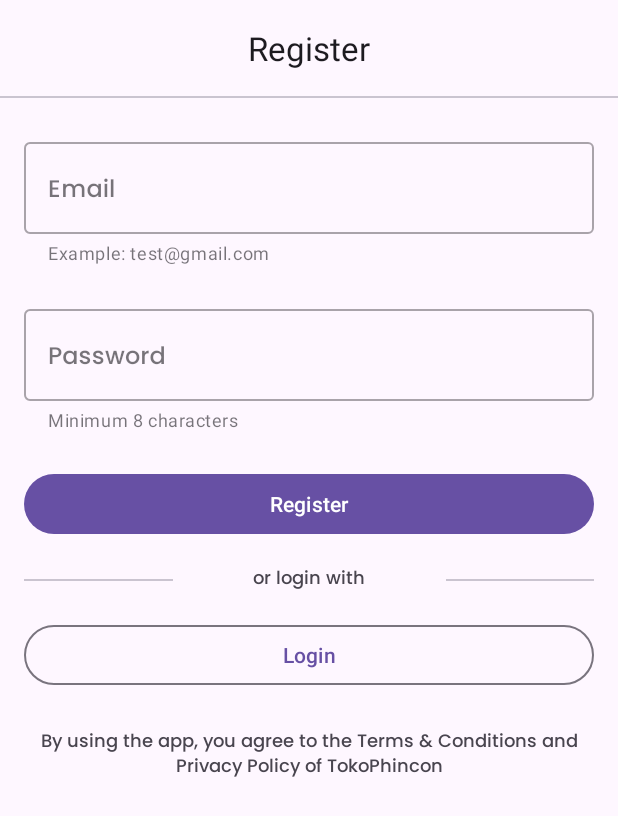
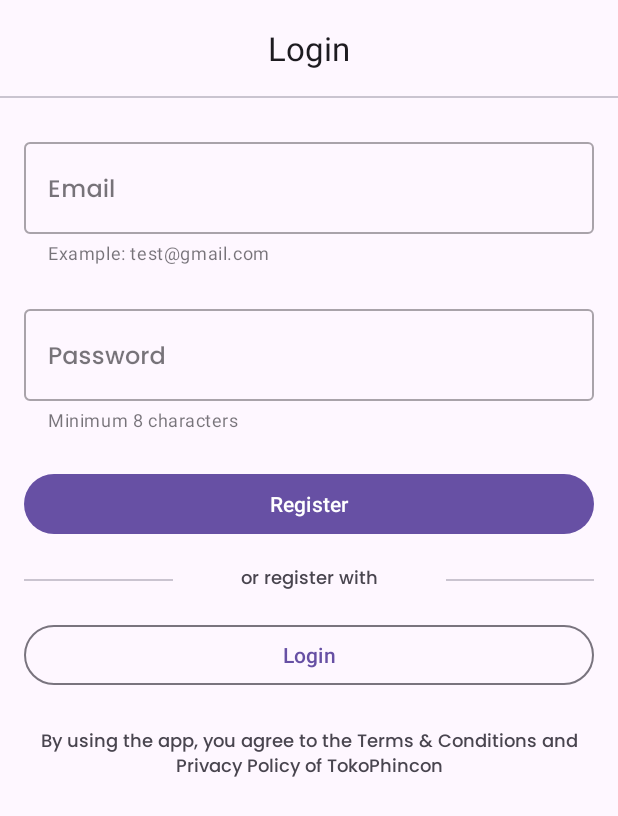
Before and after one commit to varisrizqi/toko-paerbe, an Android app: the RegisterFragment screen opened through its navigation route, on a phone screen of 412 x 824 dp. Shown: the top 816 px of the screen. Run offline under Robolectric (Android 15) with nearby library versions, the phone set to English and light mode, and no system bars; libraries missing offline, so code that uses them is left out: com.chuckerteam.chucker; 13 statements that could not run were skipped.

Commit message:
fix prelogin

```diff
--- a/app/src/main/java/com/tipiz/toko_paerbe/ui/bottomnav/home/HomeFragment.kt
+++ b/app/src/main/java/com/tipiz/toko_paerbe/ui/bottomnav/home/HomeFragment.kt
@@ -12,6 +12,8 @@ class HomeFragment :
     override val viewModel: HomeViewModel by viewModel()
 
     override fun initView() {
+
+        binding.btnLogout.text = getString(R.string.logout)
         binding.btnLogout.setOnClickListener {
             viewModel.clearSession()
             activity?.supportFragmentManager?.findFragmentById(R.id.container_main_nav_host)
--- a/app/src/main/java/com/tipiz/toko_paerbe/ui/prelogin/register/RegisterFragment.kt
+++ b/app/src/main/java/com/tipiz/toko_paerbe/ui/prelogin/register/RegisterFragment.kt
@@ -25,9 +25,21 @@ class RegisterFragment :
 
     override fun initView() {
         register()
+        setText()
 
         binding.btnLogin.setOnClickListener {
             findNavController().navigate(R.id.action_registerFragment_to_loginFragment)
+        }
+    }
+
+    private fun setText() {
+        with(binding){
+            inputEmail.hint = getString(R.string.email)
+            inputPassword.hint = getString(R.string.password)
+            btnRegister.text = getString(R.string.register)
+            btnLogin.text = getString(R.string.login)
+            tvRegisterOr.text = getString(R.string.or_register_with)
+            toolbar.title = getString(R.string.login)
         }
     }
 
--- a/app/src/main/java/com/tipiz/toko_paerbe/ui/utils/Constant.kt
+++ b/app/src/main/java/com/tipiz/toko_paerbe/ui/utils/Constant.kt
@@ -9,7 +9,6 @@ import java.util.Base64
 object Constant {
 
     //SplashScreen Fragment
-    const val SKIP_KEY = "skip"
     const val ANIMATION_DELAY = 1000L
     const val ANIMATION_START = 0f
     const val RED_ROTATION = 25f
@@ -20,8 +19,11 @@ object Constant {
     const val YELLOW_TRANSLATION_Y = -90f
     const val GREEN_TRANSLATION_Y = -170f
 
+    //profile fragment
     const val CAMERA_PERMISSION_CODE = 111
     const val GALLERY_PERMISSION_CODE = 151
+
+
     const val extra_detail ="extra_detail"
 
 
--- a/app/src/main/res/layout/fragment_home.xml
+++ b/app/src/main/res/layout/fragment_home.xml
@@ -10,7 +10,7 @@
         android:id="@+id/btn_logout"
         android:layout_width="wrap_content"
         android:layout_height="wrap_content"
-        android:text="Logout"
+        tools:text="@string/logout"
         app:layout_constraintStart_toStartOf="parent"
         app:layout_constraintEnd_toEndOf="parent"
         app:layout_constraintTop_toTopOf="parent"
--- a/app/src/main/res/layout/fragment_profile.xml
+++ b/app/src/main/res/layout/fragment_profile.xml
@@ -13,11 +13,11 @@
         android:background="?android:attr/windowBackground"
         android:fontFamily="@font/poppins_medium"
         app:layout_constraintEnd_toEndOf="parent"
-
         app:layout_constraintStart_toStartOf="parent"
         app:layout_constraintTop_toTopOf="parent">
 
         <com.google.android.material.appbar.MaterialToolbar
+            android:id="@+id/toolbar"
             android:layout_width="match_parent"
             android:layout_height="wrap_content"
             android:fontFamily="@font/poppins_medium"
@@ -64,7 +64,7 @@
                 android:layout_marginStart="16dp"
                 android:layout_marginTop="32dp"
                 android:layout_marginEnd="16dp"
-                android:hint="@string/name"
+                tools:hint="@string/name"
                 app:layout_constraintEnd_toEndOf="parent"
                 app:layout_constraintStart_toStartOf="parent"
                 app:layout_constraintTop_toBottomOf="@id/img_profil">
@@ -83,7 +83,7 @@
                 android:layout_marginHorizontal="16dp"
                 android:layout_marginTop="24dp"
                 android:fontFamily="@font/poppins_medium"
-                android:text="@string/done"
+                tools:text="@string/done"
                 app:layout_constraintEnd_toEndOf="parent"
                 app:layout_constraintStart_toStartOf="parent"
                 app:layout_constraintTop_toBottomOf="@id/input_name" />
--- a/app/src/main/res/layout/fragment_register.xml
+++ b/app/src/main/res/layout/fragment_register.xml
@@ -16,6 +16,7 @@
         app:layout_constraintTop_toTopOf="parent">
 
         <com.google.android.material.appbar.MaterialToolbar
+            android:id="@+id/toolbar"
             android:layout_width="match_parent"
             android:layout_height="wrap_content"
             app:title="@string/register"
@@ -46,7 +47,7 @@
                 android:layout_marginHorizontal="16dp"
                 android:layout_marginTop="24dp"
                 android:fontFamily="@font/poppins_medium"
-                android:hint="@string/email"
+                tools:hint="@string/email"
                 app:helperText="@string/example_test_gmail_com"
                 app:layout_constraintEnd_toEndOf="parent"
                 app:layout_constraintStart_toStartOf="parent"
@@ -68,7 +69,7 @@
                 android:layout_marginHorizontal="16dp"
                 android:layout_marginTop="24dp"
                 android:fontFamily="@font/poppins_medium"
-                android:hint="@string/password"
+                tools:hint="@string/password"
                 app:helperText="@string/minimum_8_characters"
                 app:layout_constraintEnd_toEndOf="parent"
                 app:layout_constraintStart_toStartOf="parent"
@@ -88,7 +89,7 @@
                 android:layout_height="wrap_content"
                 android:layout_marginHorizontal="16dp"
                 android:layout_marginTop="24dp"
-                android:text="@string/register"
+                tools:text="@string/register"
                 app:layout_constraintEnd_toEndOf="parent"
                 app:layout_constraintStart_toStartOf="parent"
                 app:layout_constraintTop_toBottomOf="@id/input_password" />
@@ -110,7 +111,7 @@
                 android:layout_marginTop="16dp"
                 android:fontFamily="@font/poppins_medium"
                 android:gravity="center"
-                android:text="@string/or_login_with"
+                tools:text="@string/or_login_with"
                 android:textSize="12sp"
                 app:layout_constraintEnd_toEndOf="parent"
                 app:layout_constraintStart_toStartOf="parent"
@@ -143,7 +144,7 @@
                 android:layout_height="wrap_content"
                 android:layout_marginHorizontal="16dp"
                 android:layout_marginTop="16dp"
-                android:text="@string/login"
+                tools:text="@string/login"
                 app:layout_constraintEnd_toEndOf="parent"
                 app:layout_constraintStart_toStartOf="parent"
                 app:layout_constraintTop_toBottomOf="@id/tv_register_or" />
--- a/app/src/main/res/values/strings.xml
+++ b/app/src/main/res/values/strings.xml
@@ -37,4 +37,5 @@
     <string name="failed_to_register">Failed to Register</string>
     <string name="welcome">Welcome</string>
     <string name="failed_profile">Failed Profile</string>
+    <string name="logout">Logout</string>
 </resources>
--- a/core/build.gradle.kts
+++ b/core/build.gradle.kts
@@ -58,8 +58,8 @@ dependencies {
     api("com.squareup.okhttp3:logging-interceptor:4.12.0")
 
     //Koin
-    api("io.insert-koin:koin-android:3.5.0")
-    api("io.insert-koin:koin-core:3.5.0")
+    api("io.insert-koin:koin-android:3.5.3")
+    api("io.insert-koin:koin-core:3.5.3")
 
     //coroutine support
     api("org.jetbrains.kotlinx:kotlinx-coroutines-core:1.7.3")
```
Also changed, not shown: app/src/main/java/com/tipiz/toko_paerbe/ui/prelogin/login/LoginFragment.kt (+20 -10 lines), app/src/main/java/com/tipiz/toko_paerbe/ui/prelogin/profile/ProfileFragment.kt (+25 -14 lines), app/src/main/res/layout/fragment_login.xml (+14 -13 lines), core/src/main/java/com/tipiz/core/utils/DataMapper.kt (+3 -23 lines), 1 other file.
